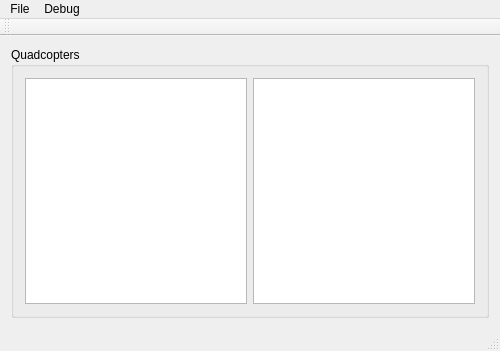
Qt form mainwindow.ui (KITrokopter/GUI-Application) before a commit.
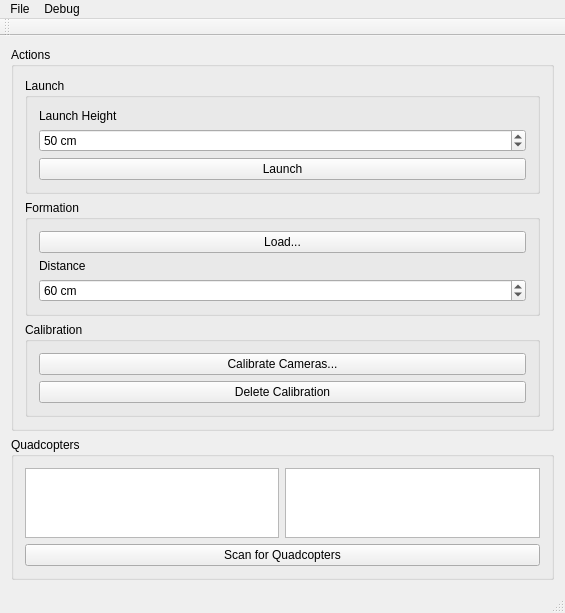
The same form after that commit.

Commit message: Add lots of buttons which don't do anything

Patch:
```diff
--- a/mainwindow.ui
+++ b/mainwindow.ui
@@ -6,26 +6,157 @@
    <rect>
     <x>0</x>
     <y>0</y>
-    <width>500</width>
-    <height>351</height>
+    <width>565</width>
+    <height>548</height>
    </rect>
   </property>
   <property name="windowTitle">
    <string>KITrokopter</string>
   </property>
   <widget class="QWidget" name="centralWidget">
-   <layout class="QHBoxLayout" name="horizontalLayout">
+   <layout class="QVBoxLayout" name="verticalLayout_2">
+    <item>
+     <layout class="QHBoxLayout" name="horizontalLayout_3">
+      <item>
+       <widget class="QGroupBox" name="groupBox_2">
+        <property name="title">
+         <string>Actions</string>
+        </property>
+        <layout class="QVBoxLayout" name="verticalLayout_3">
+         <item>
+          <widget class="QGroupBox" name="groupBox_3">
+           <property name="title">
+            <string>Launch</string>
+           </property>
+           <layout class="QVBoxLayout" name="verticalLayout_4">
+            <item>
+             <widget class="QLabel" name="label">
+              <property name="text">
+               <string>Launch Height</string>
+              </property>
+             </widget>
+            </item>
+            <item>
+             <widget class="QSpinBox" name="launchHeightSpinBox">
+              <property name="suffix">
+               <string> cm</string>
+              </property>
+              <property name="minimum">
+               <number>10</number>
+              </property>
+              <property name="maximum">
+               <number>100</number>
+              </property>
+              <property name="singleStep">
+               <number>10</number>
+              </property>
+              <property name="value">
+               <number>50</number>
+              </property>
+             </widget>
+            </item>
+            <item>
+             <widget class="QPushButton" name="launchButton">
+              <property name="text">
+               <string>Launch</string>
+              </property>
+             </widget>
+            </item>
+           </layout>
+          </widget>
+         </item>
+         <item>
+          <widget class="QGroupBox" name="groupBox_4">
+           <property name="title">
+            <string>Formation</string>
+           </property>
+           <layout class="QVBoxLayout" name="verticalLayout_5">
+            <item>
+             <widget class="QPushButton" name="loadFormationButton">
+              <property name="text">
+               <string>Load...</string>
+              </property>
+             </widget>
+            </item>
+            <item>
+             <widget class="QLabel" name="label_2">
+              <property name="text">
+               <string>Distance</string>
+              </property>
+             </widget>
+            </item>
+            <item>
+             <widget class="QSpinBox" name="distanceSpinBox">
+              <property name="suffix">
+               <string> cm</string>
+              </property>
+              <property name="minimum">
+               <number>10</number>
+              </property>
+              <property name="maximum">
+               <number>100</number>
+              </property>
+              <property name="singleStep">
+               <number>10</number>
+              </property>
+              <property name="value">
+               <number>60</number>
+              </property>
+             </widget>
+            </item>
+           </layout>
+          </widget>
+         </item>
+         <item>
+          <widget class="QGroupBox" name="groupBox_5">
+           <property name="title">
+            <string>Calibration</string>
+           </property>
+           <layout class="QVBoxLayout" name="verticalLayout_6">
+            <item>
+             <widget class="QPushButton" name="calibrateCamerasButton">
+              <property name="text">
+               <string>Calibrate Cameras...</string>
+              </property>
+             </widget>
+            </item>
+            <item>
+             <widget class="QPushButton" name="deleteCalibrationButton">
+              <property name="text">
+               <string>Delete Calibration</string>
+              </property>
+             </widget>
+            </item>
+           </layout>
+          </widget>
+         </item>
+        </layout>
+       </widget>
+      </item>
+     </layout>
+    </item>
     <item>
      <widget class="QGroupBox" name="groupBox">
       <property name="title">
        <string>Quadcopters</string>
       </property>
-      <layout class="QHBoxLayout" name="horizontalLayout_2">
+      <layout class="QVBoxLayout" name="verticalLayout">
        <item>
-        <widget class="QListView" name="trackedList"/>
+        <layout class="QHBoxLayout" name="horizontalLayout_2">
+         <item>
+          <widget class="QListView" name="untrackedList"/>
+         </item>
+         <item>
+          <widget class="QListView" name="trackedList"/>
+         </item>
+        </layout>
        </item>
        <item>
-        <widget class="QListView" name="untrackedList"/>
+        <widget class="QPushButton" name="scanButton">
+         <property name="text">
+          <string>Scan for Quadcopters</string>
+         </property>
+        </widget>
        </item>
       </layout>
      </widget>
@@ -37,7 +168,7 @@
     <rect>
      <x>0</x>
      <y>0</y>
-     <width>500</width>
+     <width>565</width>
      <height>21</height>
     </rect>
    </property>
```
